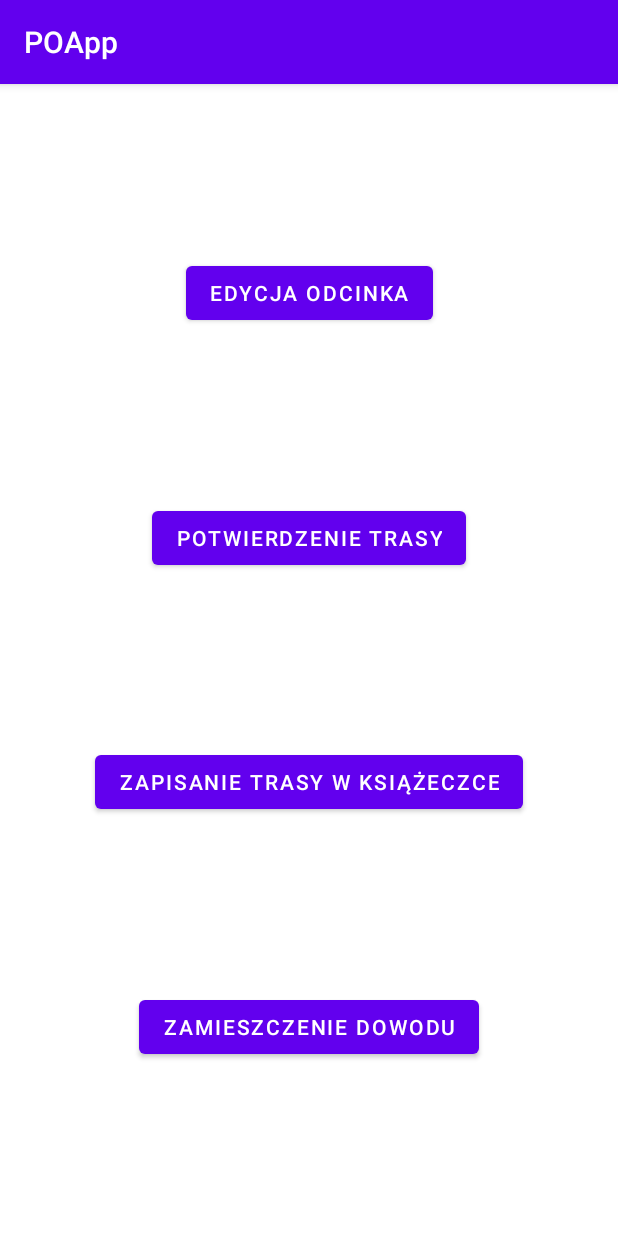
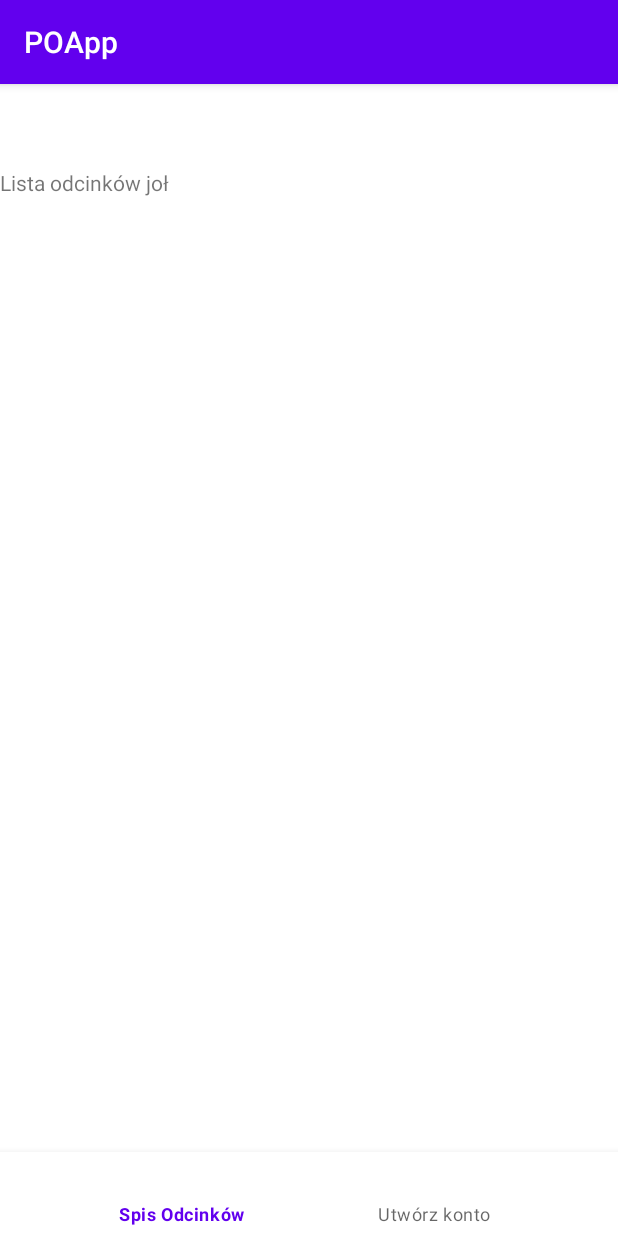
Before and after one commit to AgnieszkaKlobus12/GOT-PTTK-Android-App, an Android app: the screen it shows after launch (MainActivity before the commit, SpisOdcActivity after it), after a tap on "EDYCJA ODCINKA", on a phone screen of 412 x 824 dp. Run offline under Robolectric (Android 15) with nearby library versions, the phone set to English and light mode, and no system bars; our stand-ins replace navigation-ui.

Commit message:
database working on main thread, added activity for "Edycja odcinka" use case

```diff
--- a/app/src/main/AndroidManifest.xml
+++ b/app/src/main/AndroidManifest.xml
@@ -13,6 +13,9 @@
             android:name=".ui.user.trasy.ZapisanieTrasyActivity"
             android:exported="true" />
         <activity
+            android:name=".ui.pracownik.spisOdc.SpisOdcActivity"
+            android:exported="true" />
+        <activity
             android:name=".MainActivity"
             android:exported="true">
             <intent-filter>
--- a/app/src/main/java/com/example/poapp/MainActivity.kt
+++ b/app/src/main/java/com/example/poapp/MainActivity.kt
@@ -4,6 +4,7 @@ import android.content.Intent
 import androidx.appcompat.app.AppCompatActivity
 import android.os.Bundle
 import android.widget.Button
+import com.example.poapp.ui.pracownik.spisOdc.SpisOdcActivity
 import com.example.poapp.ui.user.trasy.ZapisanieTrasyActivity
 
 class MainActivity : AppCompatActivity() {
@@ -26,7 +27,8 @@ class MainActivity : AppCompatActivity() {
         }
 
         edycja_odcinka.setOnClickListener {
-            TODO()
+            val intent = Intent(this, SpisOdcActivity::class.java)
+            startActivity(intent)
         }
 
         potwierdzenie.setOnClickListener {
--- a/app/src/main/java/com/example/poapp/model/entities/Uzytkownik.kt
+++ b/app/src/main/java/com/example/poapp/model/entities/Uzytkownik.kt
@@ -22,6 +22,6 @@ data class Uzytkownik (
     var dataUrodzenia: String, //YYYY-MM-DD
     var rola: Int // 0-turysta, 1-przodownik, 2-pracownik, 3-członek
     ) {
-    @RequiresApi(Build.VERSION_CODES.O)
-    @ColumnInfo(name = "wiek") var wiek = Duration.between(Instant.now(),LocalDateTime.parse(dataUrodzenia, DateTimeFormatter.ofPattern("u-M-d")).atOffset(ZoneOffset.UTC).toInstant()).toDays()/365
+//    @RequiresApi(Build.VERSION_CODES.O)
+//    @ColumnInfo(name = "wiek") var wiek = Duration.between(Instant.now(),LocalDateTime.parse(dataUrodzenia, DateTimeFormatter.ofPattern("uuuu-MM-dd")).atOffset(ZoneOffset.UTC).toInstant()).toDays()/365
 }
--- /dev/null
+++ b/app/src/main/java/com/example/poapp/ui/pracownik/spisOdc/OdcinkiListaFragment.kt
@@ -0,0 +1,60 @@
+package com.example.poapp.ui.pracownik.spisOdc
+
+import android.os.Bundle
+import androidx.fragment.app.Fragment
+import android.view.LayoutInflater
+import android.view.View
+import android.view.ViewGroup
+import com.example.poapp.R
+
+// TODO: Rename parameter arguments, choose names that match
+// the fragment initialization parameters, e.g. ARG_ITEM_NUMBER
+private const val ARG_PARAM1 = "param1"
+private const val ARG_PARAM2 = "param2"
+
+/**
+ * A simple [Fragment] subclass.
+ * Use the [OdcinkiListaFragment.newInstance] factory method to
+ * create an instance of this fragment.
+ */
+class OdcinkiListaFragment : Fragment() {
+    // TODO: Rename and change types of parameters
+    private var param1: String? = null
+    private var param2: String? = null
+
+    override fun onCreate(savedInstanceState: Bundle?) {
+        super.onCreate(savedInstanceState)
+        arguments?.let {
+            param1 = it.getString(ARG_PARAM1)
+            param2 = it.getString(ARG_PARAM2)
+        }
+    }
+
+    override fun onCreateView(
+        inflater: LayoutInflater, container: ViewGroup?,
+        savedInstanceState: Bundle?
+    ): View? {
+        // Inflate the layout for this fragment
+        return inflater.inflate(R.layout.fragment_odcinki_lista, container, false)
+    }
+
+    companion object {
+        /**
+         * Use this factory method to create a new instance of
+         * this fragment using the provided parameters.
+         *
+         * @param param1 Parameter 1.
+         * @param param2 Parameter 2.
+         * @return A new instance of fragment OdcinkiListaFragment.
+         */
+        // TODO: Rename and change types and number of parameters
+        @JvmStatic
+        fun newInstance(param1: String, param2: String) =
+            OdcinkiListaFragment().apply {
+                arguments = Bundle().apply {
+                    putString(ARG_PARAM1, param1)
+                    putString(ARG_PARAM2, param2)
+                }
+            }
+    }
+}
--- /dev/null
+++ b/app/src/main/java/com/example/poapp/ui/pracownik/spisOdc/SpisOdcActivity.kt
@@ -0,0 +1,44 @@
+package com.example.poapp.ui.pracownik.spisOdc
+
+import android.os.Bundle
+import com.google.android.material.snackbar.Snackbar
+import androidx.appcompat.app.AppCompatActivity
+import androidx.fragment.app.Fragment
+import androidx.navigation.findNavController
+import androidx.navigation.ui.AppBarConfiguration
+import androidx.navigation.ui.navigateUp
+import androidx.navigation.ui.setupActionBarWithNavController
+import com.example.poapp.R
+import com.example.poapp.ui.pracownik.createAccount.CreateAccountFragment
+import com.example.poapp.ui.user.egot.EGOTFragment
+import com.example.poapp.ui.user.odcinki.OdcinkiFragment
+import com.example.poapp.ui.user.trasy.TrasyListaFragment
+import com.google.android.material.bottomnavigation.BottomNavigationView
+
+class SpisOdcActivity : AppCompatActivity() {
+
+    override fun onCreate(savedInstanceState: Bundle?) {
+        super.onCreate(savedInstanceState)
+        setContentView(R.layout.activity_spis_odc)
+
+        val bottomNavigationView: BottomNavigationView = findViewById(R.id.nav_view_prac)
+        bottomNavigationView.selectedItemId = R.id.navigation_spis
+        bottomNavigationView.setOnItemSelectedListener { item ->
+            var selectedFragment: Fragment? = null
+
+            when (item.itemId) {
+                R.id.navigation_spis-> selectedFragment = OdcinkiListaFragment()
+                R.id.navigation_account -> selectedFragment = CreateAccountFragment()
+            }
+
+            if (selectedFragment != null) {
+                supportFragmentManager.beginTransaction()
+                    .replace(R.id.nav_host_fragment_activity_spis_odc, selectedFragment).commit()
+            }
+            true
+        }
+
+        supportFragmentManager.beginTransaction()
+            .replace(R.id.nav_host_fragment_activity_spis_odc, OdcinkiListaFragment()).commit()
+    }
+}
--- a/app/src/main/java/com/example/poapp/ui/user/trasy/TrasyListaFragment.kt
+++ b/app/src/main/java/com/example/poapp/ui/user/trasy/TrasyListaFragment.kt
@@ -37,7 +37,7 @@ class TrasyListaFragment : Fragment() {
         val trasaRep = TrasaRepository(requireActivity().application, 1)
         list.adapter = trasaRep.getAllTrasyForUser(1).value?.let { TrasaItemAdapter(it) }
         //list.adapter = TrasaItemAdapter(listOf(Trasa(1, 1, "2021-11-12", "oczekująca", 20)))
-        //UserRepository(requireActivity().application).insert(Uzytkownik(2, "abc", "abc", "abc", "abc", "abc", "2000-11-21", 1))
+        UserRepository(requireActivity().application).insert(Uzytkownik(2, "abc", "abc", "abc", "abc", "abc", "2000-11-21", 1))
         Toast.makeText(this.context, UserRepository(requireActivity().application).getAllUsers().size.toString(), Toast.LENGTH_SHORT).show()
 
 
--- /dev/null
+++ b/app/src/main/res/layout/activity_spis_odc.xml
@@ -0,0 +1,29 @@
+<?xml version="1.0" encoding="utf-8"?>
+<androidx.constraintlayout.widget.ConstraintLayout xmlns:android="http://schemas.android.com/apk/res/android"
+    xmlns:app="http://schemas.android.com/apk/res-auto"
+    android:id="@+id/containerPRac"
+    android:layout_width="match_parent"
+    android:layout_height="match_parent"
+    android:paddingTop="?attr/actionBarSize">
+
+    <com.google.android.material.bottomnavigation.BottomNavigationView
+        android:id="@+id/nav_view_prac"
+        android:layout_width="0dp"
+        android:layout_height="wrap_content"
+        android:background="?android:attr/windowBackground"
+        app:layout_constraintBottom_toBottomOf="parent"
+        app:layout_constraintLeft_toLeftOf="parent"
+        app:layout_constraintRight_toRightOf="parent"
+        app:menu="@menu/pracownik_menu" />
+
+    <FrameLayout
+        android:id="@+id/nav_host_fragment_activity_spis_odc"
+        android:layout_width="match_parent"
+        android:layout_height="0dp"
+        android:animateLayoutChanges="true"
+        app:layout_constraintBottom_toTopOf="@id/nav_view_prac"
+        app:layout_constraintLeft_toLeftOf="parent"
+        app:layout_constraintRight_toRightOf="parent"
+        app:layout_constraintTop_toTopOf="parent" />
+
+</androidx.constraintlayout.widget.ConstraintLayout>
--- /dev/null
+++ b/app/src/main/res/layout/fragment_odcinki_lista.xml
@@ -0,0 +1,14 @@
+<?xml version="1.0" encoding="utf-8"?>
+<FrameLayout xmlns:android="http://schemas.android.com/apk/res/android"
+    xmlns:tools="http://schemas.android.com/tools"
+    android:layout_width="match_parent"
+    android:layout_height="match_parent"
+    tools:context=".ui.pracownik.spisOdc.OdcinkiListaFragment">
+
+    <!-- TODO: Update blank fragment layout -->
+    <TextView
+        android:layout_width="match_parent"
+        android:layout_height="match_parent"
+        android:text="Lista odcinków joł" />
+
+</FrameLayout>
--- /dev/null
+++ b/app/src/main/res/menu/pracownik_menu.xml
@@ -0,0 +1,11 @@
+<?xml version="1.0" encoding="utf-8"?>
+<menu xmlns:android="http://schemas.android.com/apk/res/android">
+
+    <item
+        android:id="@+id/navigation_spis"
+        android:title="Spis Odcinków" />
+
+    <item
+        android:id="@+id/navigation_account"
+        android:title="Utwórz konto" />
+</menu>
```
Also changed, not shown: app/src/main/java/com/example/poapp/model/AppDatabase.kt (+20 -32 lines), app/src/main/java/com/example/poapp/ui/pracownik/createAccount/CreateAccountFragment.kt (added, +19 -0 lines), app/src/main/res/layout/fragment_create_account.xml (added, +14 -0 lines), app/src/main/res/navigation/nav_graph.xml (added, +30 -0 lines), app/src/main/res/navigation/nav_graph_pracownik.xml (added, +22 -0 lines).
